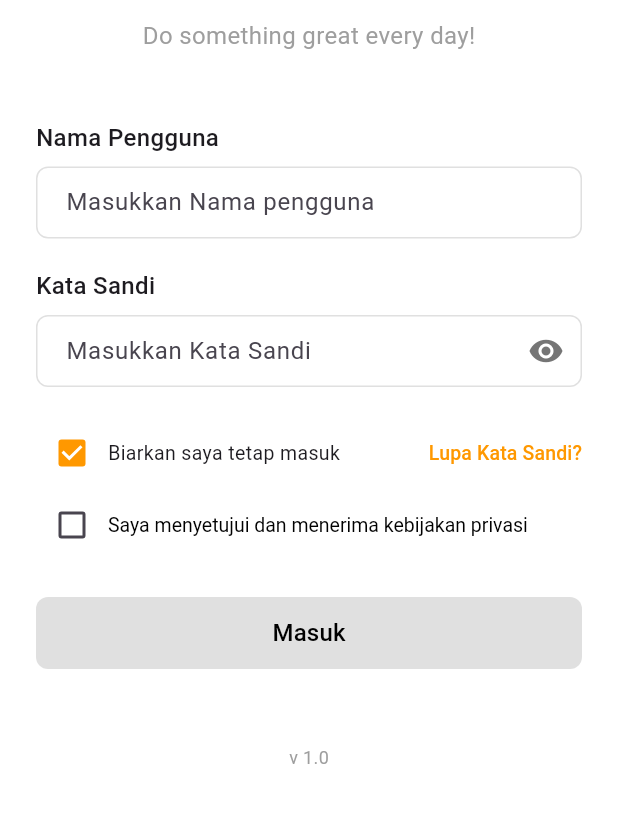
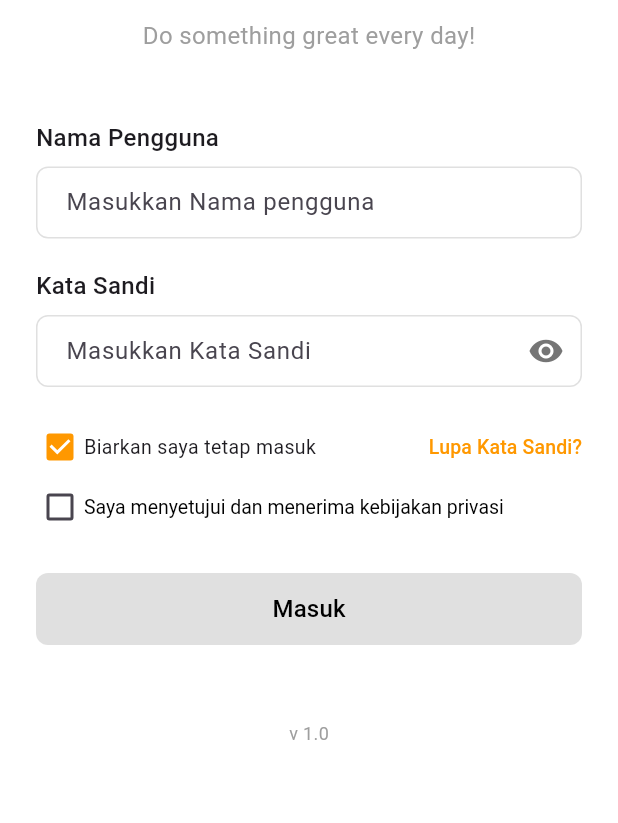
Before and after one commit to fajar551/Employee-Attendance, a Flutter app: the screen it shows after launch, on a phone screen of 412 x 824 dp, the part 225-1048 px from its top. Run offline on Flutter 3.47's test engine with Material 3 defaults, Android fonts, the phone set to English and light mode, and no system bars; our stand-ins replace device_info_plus, geocoding, geolocator, image_picker, shared_preferences.

Commit message:
fix: checkbox position ini login form

```diff
--- a/lib/widgets/login_form.dart
+++ b/lib/widgets/login_form.dart
@@ -236,7 +236,9 @@ class _LoginFormState extends State<LoginForm> {
                 flex: 2,
                 child: Row(
                   children: [
-                    Checkbox(
+                    SizedBox(
+                      width: 32,
+                      child: Checkbox(
                         value: _keepMeLoggedIn,
                         onChanged: (value) {
                           setState(() {
@@ -244,6 +246,8 @@ class _LoginFormState extends State<LoginForm> {
                           });
                         },
                         activeColor: Colors.orange,
+                        materialTapTargetSize: MaterialTapTargetSize.shrinkWrap,
+                      ),
                     ),
                     const Flexible(
                       child: Text(
@@ -281,7 +285,9 @@ class _LoginFormState extends State<LoginForm> {
 
           Row(
             children: [
-              Checkbox(
+              SizedBox(
+                width: 32,
+                child: Checkbox(
                   value: _agreeToPrivacy,
                   onChanged: (value) {
                     setState(() {
@@ -289,6 +295,8 @@ class _LoginFormState extends State<LoginForm> {
                     });
                   },
                   activeColor: Colors.orange,
+                  materialTapTargetSize: MaterialTapTargetSize.shrinkWrap,
+                ),
               ),
               Expanded(
                 child: RichText(
```
Also changed, not shown: 1 other file. Lines whose indentation alone changed are shown as unchanged.
